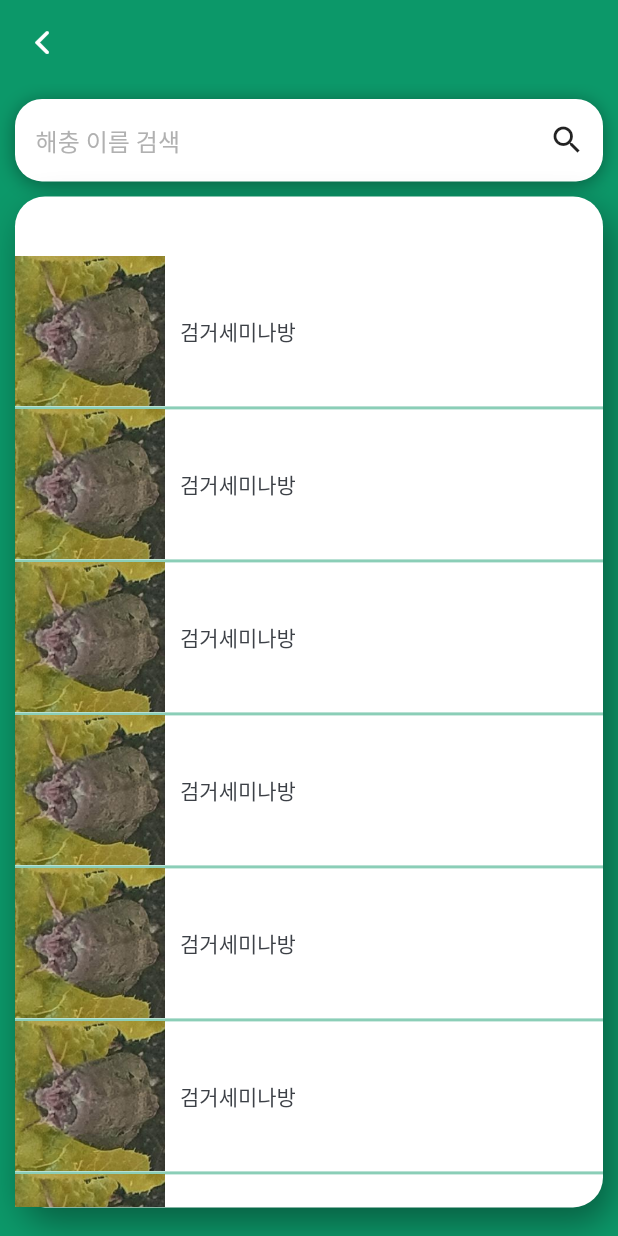
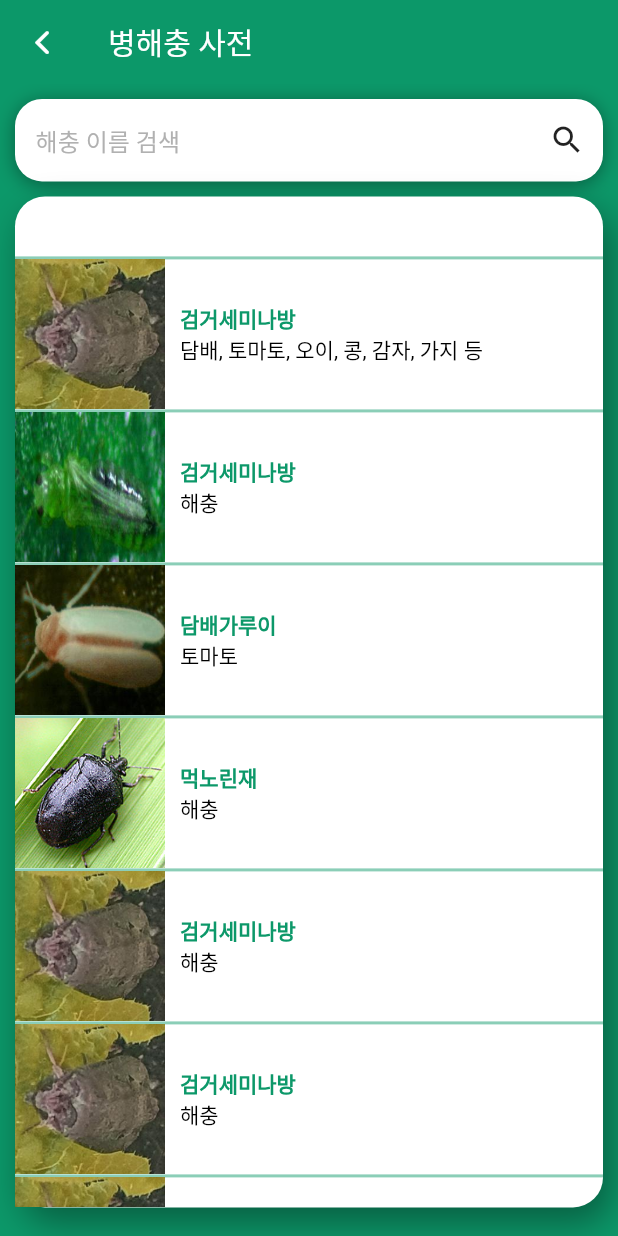
Before and after one commit to dnrgus1127/tflite_flutter, a Flutter app: the DictionaryPage screen opened directly, on a phone screen of 412 x 824 dp. Run offline on Flutter 3.47's test engine with Material 2 defaults, Android fonts, the phone set to English and light mode, and no system bars; our stand-ins replace camera, image_cropper, image_picker; missing offline and left inert: tflite.

Commit message:
AI.dart 분리

```diff
--- /dev/null
+++ b/lib/AI.dart
@@ -0,0 +1,41 @@
+import 'dart:io';
+
+import 'package:tflite/tflite.dart';
+
+class AiAnal {
+  //static String? label;
+  //static File? imagePath;
+  static List? _outputs;
+  AiAnal(
+  );
+
+  static Future aiAnal(File? imagePath) async {
+    loadModel();
+
+    await classifyImage(imagePath!).then((value) => {_outputs = value,Tflite.close()});
+
+    return _outputs![0]['label'];
+  }
+
+
+
+}
+
+loadModel() async {
+    await Tflite.loadModel(
+      model: "assets/model96.tflite", labels: "assets/label.txt");
+
+  }
+
+Future classifyImage(File image) async {
+    print("출력 $image");
+    var output = await Tflite.runModelOnImage(
+        path: image.path, // required
+        imageMean: 0.0, // defaults to 117.0
+        imageStd: 255.0, // defaults to 1.0
+        numResults: 10, // defaults to 5
+        threshold: 0.2, // defaults to 0.1
+        asynch: true // defaults to true
+        );
+    return output;
+  }
--- a/lib/DisplayPictureScreen.dart
+++ b/lib/DisplayPictureScreen.dart
@@ -1,9 +1,9 @@
 import 'dart:io';
 
+import 'package:fluting/AI.dart';
 import 'package:fluting/constant.dart';
 import 'package:flutter/cupertino.dart';
 import 'package:flutter/material.dart';
-import 'package:tflite/tflite.dart';
 
 class DisplayPictureScreen extends StatefulWidget {
   final File? imagePath;
@@ -11,29 +11,39 @@ class DisplayPictureScreen extends StatefulWidget {
   const DisplayPictureScreen({Key? key, this.imagePath}) : super(key: key);
 
   @override
-  _DisplayPictureScreenState createState() => _DisplayPictureScreenState();
+  _DisplayPictureScreen createState() => _DisplayPictureScreen();
 }
 
-class _DisplayPictureScreenState extends State<DisplayPictureScreen> {
+class _DisplayPictureScreen extends State<DisplayPictureScreen> {
   File? imageTemp;
-  List? _outputs;
+
   String? label = "Defalut Value";
 
   @override
   void initState() {
     super.initState();
-    loadModel().then((value) {
-      setState(() {});
+    // loadModel().then((value) {
+    //   setState(() {});
+    // });
+    imageTemp = widget.imagePath;
+    // classifyImage(imageTemp!).then((_) {
+    //   label = _outputs![0]['label'];
+    // });
+    aiAnaly().then((_){
+      setState(() {
+
+      });
     });
-    imageTemp = widget.imagePath;
-    classifyImage(imageTemp!).then((_) {
-      label = _outputs![0]['label'];
-    });
+  }
+
+  Future aiAnaly () async {
+    await AiAnal.aiAnal(imageTemp).then((value) => label = value);
+
   }
 
   @override
   void dispose() {
-    Tflite.close();
+    //Tflite.close();
     super.dispose();
   }
 
@@ -141,29 +151,29 @@ class _DisplayPictureScreenState extends State<DisplayPictureScreen> {
     );
   }
 
-  loadModel() async {
-    await Tflite.loadModel(
-            model: "assets/model96.tflite", labels: "assets/label.txt")
-        .then((value) {
-      setState(() {});
-    });
-  }
+//   loadModel() async {
+//     await Tflite.loadModel(
+//             model: "assets/model96.tflite", labels: "assets/label.txt")
+//         .then((value) {
+//       setState(() {});
+//     });
+//   }
 
-  Future classifyImage(File image) async {
-    print("출력 $image");
-    var output = await Tflite.runModelOnImage(
-        path: image.path, // required
-        imageMean: 0.0, // defaults to 117.0
-        imageStd: 255.0, // defaults to 1.0
-        numResults: 10, // defaults to 5
-        threshold: 0.2, // defaults to 0.1
-        asynch: true // defaults to true
-        );
-    setState(() {
-      _outputs = output;
-      print("setState");
-    });
-  }
+//   Future classifyImage(File image) async {
+//     print("출력 $image");
+//     var output = await Tflite.runModelOnImage(
+//         path: image.path, // required
+//         imageMean: 0.0, // defaults to 117.0
+//         imageStd: 255.0, // defaults to 1.0
+//         numResults: 10, // defaults to 5
+//         threshold: 0.2, // defaults to 0.1
+//         asynch: true // defaults to true
+//         );
+//     setState(() {
+//       _outputs = output;
+//       //print("setState");
+//     });
+//   }
 }
 
 class Description extends StatelessWidget {
--- a/lib/PestDictionaryPage.dart
+++ b/lib/PestDictionaryPage.dart
@@ -1,45 +1,69 @@
+import 'dart:io';
+
 import 'package:fluting/constant.dart';
 import 'package:flutter/material.dart';
 import 'package:flutter/cupertino.dart';
+import 'package:path/path.dart';
 import './body.dart';
+import 'DisplayPictureScreen.dart';
 import 'bottomNavBar.dart';
 import 'pestItem.dart';
 
 class DictionaryPage extends StatefulWidget {
   @override
   _DictionaryPageState createState() => _DictionaryPageState();
-
-
 }
 
 class _DictionaryPageState extends State<DictionaryPage> {
   final List<Pest> pestlist = List.empty(growable: true);
 
-
   @override
   void initState() {
     super.initState();
-    pestlist.add(Pest(name: "검거세미나방", targetCrop: "해충", imagePath: "repo/images/1.jpg"));
-    pestlist.add(Pest(name: "검거세미나방", targetCrop: "해충", imagePath: "repo/images/1.jpg"));
-    pestlist.add(Pest(name: "검거세미나방", targetCrop: "해충", imagePath: "repo/images/1.jpg"));
-    pestlist.add(Pest(name: "검거세미나방", targetCrop: "해충", imagePath: "repo/images/1.jpg"));
-    pestlist.add(Pest(name: "검거세미나방", targetCrop: "해충", imagePath: "repo/images/1.jpg"));
-    pestlist.add(Pest(name: "검거세미나방", targetCrop: "해충", imagePath: "repo/images/1.jpg"));
-    pestlist.add(Pest(name: "검거세미나방", targetCrop: "해충", imagePath: "repo/images/1.jpg"));
-    pestlist.add(Pest(name: "검거세미나방", targetCrop: "해충", imagePath: "repo/images/1.jpg"));
-    pestlist.add(Pest(name: "검거세미나방", targetCrop: "해충", imagePath: "repo/images/1.jpg"));
-    pestlist.add(Pest(name: "검거세미나방", targetCrop: "해충", imagePath: "repo/images/1.jpg"));
-    pestlist.add(Pest(name: "검거세미나방", targetCrop: "해충", imagePath: "repo/images/1.jpg"));
-    pestlist.add(Pest(name: "검거세미나방", targetCrop: "해충", imagePath: "repo/images/1.jpg"));
-    pestlist.add(Pest(name: "검거세미나방", targetCrop: "해충", imagePath: "repo/images/1.jpg"));
-    pestlist.add(Pest(name: "검거세미나방", targetCrop: "해충", imagePath: "repo/images/1.jpg"));
-    pestlist.add(Pest(name: "검거세미나방", targetCrop: "해충", imagePath: "repo/images/1.jpg"));
-    pestlist.add(Pest(name: "검거세미나방", targetCrop: "해충", imagePath: "repo/images/1.jpg"));
-    pestlist.add(Pest(name: "검거세미나방", targetCrop: "해충", imagePath: "repo/images/1.jpg"));
-    pestlist.add(Pest(name: "검거세미나방", targetCrop: "해충", imagePath: "repo/images/1.jpg"));
-    pestlist.add(Pest(name: "검거세미나방", targetCrop: "해충", imagePath: "repo/images/1.jpg"));
-    pestlist.add(Pest(name: "검거세미나방", targetCrop: "해충", imagePath: "repo/images/1.jpg"));
-    pestlist.add(Pest(name: "검거세미나방", targetCrop: "해충", imagePath: "repo/images/1.jpg"));
+    pestlist.add(Pest(
+        name: "검거세미나방",
+        targetCrop: "담배, 토마토, 오이, 콩, 감자, 가지 등",
+        imagePath: "repo/images/1.jpg"));
+    pestlist.add(
+        Pest(name: "검거세미나방", targetCrop: "해충", imagePath: "repo/images/2.jpg"));
+    pestlist.add(
+        Pest(name: "담배가루이", targetCrop: "토마토", imagePath: "repo/images/3.jpg"));
+    pestlist.add(
+        Pest(name: "먹노린재", targetCrop: "해충", imagePath: "repo/images/4.png"));
+    pestlist.add(
+        Pest(name: "검거세미나방", targetCrop: "해충", imagePath: "repo/images/1.jpg"));
+    pestlist.add(
+        Pest(name: "검거세미나방", targetCrop: "해충", imagePath: "repo/images/1.jpg"));
+    pestlist.add(
+        Pest(name: "검거세미나방", targetCrop: "해충", imagePath: "repo/images/1.jpg"));
+    pestlist.add(
+        Pest(name: "검거세미나방", targetCrop: "해충", imagePath: "repo/images/1.jpg"));
+    pestlist.add(
+        Pest(name: "검거세미나방", targetCrop: "해충", imagePath: "repo/images/1.jpg"));
+    pestlist.add(
+        Pest(name: "검거세미나방", targetCrop: "해충", imagePath: "repo/images/1.jpg"));
+    pestlist.add(
+        Pest(name: "검거세미나방", targetCrop: "해충", imagePath: "repo/images/1.jpg"));
+    pestlist.add(
+        Pest(name: "검거세미나방", targetCrop: "해충", imagePath: "repo/images/1.jpg"));
+    pestlist.add(
+        Pest(name: "검거세미나방", targetCrop: "해충", imagePath: "repo/images/1.jpg"));
+    pestlist.add(
+        Pest(name: "검거세미나방", targetCrop: "해충", imagePath: "repo/images/1.jpg"));
+    pestlist.add(
+        Pest(name: "검거세미나방", targetCrop: "해충", imagePath: "repo/images/1.jpg"));
+    pestlist.add(
+        Pest(name: "검거세미나방", targetCrop: "해충", imagePath: "repo/images/1.jpg"));
+    pestlist.add(
+        Pest(name: "검거세미나방", targetCrop: "해충", imagePath: "repo/images/1.jpg"));
+    pestlist.add(
+        Pest(name: "검거세미나방", targetCrop: "해충", imagePath: "repo/images/1.jpg"));
+    pestlist.add(
+        Pest(name: "검거세미나방", targetCrop: "해충", imagePath: "repo/images/1.jpg"));
+    pestlist.add(
+        Pest(name: "검거세미나방", targetCrop: "해충", imagePath: "repo/images/1.jpg"));
+    pestlist.add(
+        Pest(name: "검거세미나방", targetCrop: "해충", imagePath: "repo/images/1.jpg"));
   }
 
   @override
@@ -59,45 +83,77 @@ class _DictionaryPageState extends State<DictionaryPage> {
               Container(
                 height: size.height - 150,
                 //color: Colors.white,
-                decoration: BoxDecoration(color: Colors.white, borderRadius: BorderRadius.circular(20),
+                decoration: BoxDecoration(
+                    color: Colors.white,
+                    borderRadius: BorderRadius.circular(20),
                     boxShadow: [
                       BoxShadow(
-                    offset: Offset(5,10),
+                          offset: Offset(5, 10),
                           blurRadius: 20,
-                    color: Colors.black.withOpacity(0.38)
-                  )
+                          color: Colors.black.withOpacity(0.38))
                     ]),
                 padding: EdgeInsets.only(top: 40),
-                margin: EdgeInsets.symmetric(horizontal: kDefaultPadding/2),
+                margin: EdgeInsets.symmetric(horizontal: kDefaultPadding / 2),
                 child: ListView.builder(
                   itemBuilder: (context, index) {
-                  return Container(
+                    return GestureDetector(
+                      onTap: () {
+                        Navigator.push(
+                          context,
+                          MaterialPageRoute(
+                            builder: (context) {
+                              return DisplayPictureScreen(
+                                imagePath: File('$pestlist[index].imagePath!'),
+                              );
+                            },
+                          ),
+                        );
+                      },
+                      child: Container(
                         child: Column(
                           children: [
+                            Container(
+                              height: 2,
+                              color: kPrimaryColor.withOpacity(0.48),
+                            ),
                             //SizedBox(height :40),
                             Row(
                               children: [
                                 Image.asset(
                                   pestlist[index].imagePath!,
-                              //fit: BoxFit.fill,
+                                  fit: BoxFit.fill,
                                   width: 100,
                                   height: 100,
                                 ),
-                            SizedBox(width: 10,),
-                            Text(pestlist[index].name!),
+                                SizedBox(
+                                  width: 10,
+                                ),
+                                //Text(pestlist[index].name!),
+                                RichText(
+                                  text: TextSpan(
+                                    children: [
+                                      TextSpan(
+                                        text: "${pestlist[index].name!}\n",
+                                        style: TextStyle(
+                                            color: kPrimaryColor,
+                                            fontWeight: FontWeight.bold),
+                                      ),
+                                      TextSpan(
+                                        text: "${pestlist[index].targetCrop}",
+                                        style: TextStyle(color: Colors.black),
+                                      )
                                     ],
                                   ),
-                        Container(
-                          height: 2,
-                          color: kPrimaryColor.withOpacity(0.48),
-                        )
+                                ),
                               ],
+                            ),
+                          ],
+                        ),
                       ),
                     );
                   },
                   itemCount: pestlist.length,
                 ),
-
               )
             ],
           ),
@@ -110,6 +166,10 @@ class _DictionaryPageState extends State<DictionaryPage> {
     return AppBar(
       elevation: 0,
       backgroundColor: kPrimaryColor,
+      title: Text(
+        "병해충 사전",
+        style: TextStyle(color: Colors.white),
+      ),
       leading: IconButton(
         icon: Icon(CupertinoIcons.back),
         color: Colors.white,
@@ -133,8 +193,7 @@ class SearchBox extends StatelessWidget {
       // SearchBox
       //alignment: Alignment.center,
       margin: EdgeInsets.symmetric(
-          horizontal: kDefaultPadding / 2,
-          vertical: kDefaultPadding / 2),
+          horizontal: kDefaultPadding / 2, vertical: kDefaultPadding / 2),
       padding: EdgeInsets.only(left: size!.width / 30),
       height: size!.height / 15,
       decoration: BoxDecoration(
@@ -154,13 +213,10 @@ class SearchBox extends StatelessWidget {
             onChanged: (value) {},
             decoration: InputDecoration(
               hintText: "해충 이름 검색",
-              hintStyle:
-                  TextStyle(color: Colors.grey.withOpacity(0.8)),
+              hintStyle: TextStyle(color: Colors.grey.withOpacity(0.8)),
               enabledBorder: InputBorder.none,
               errorBorder: InputBorder.none,
             ),
-
-
           )),
           IconButton(
             onPressed: () {},
```
Lines whose indentation alone changed are shown as unchanged.
